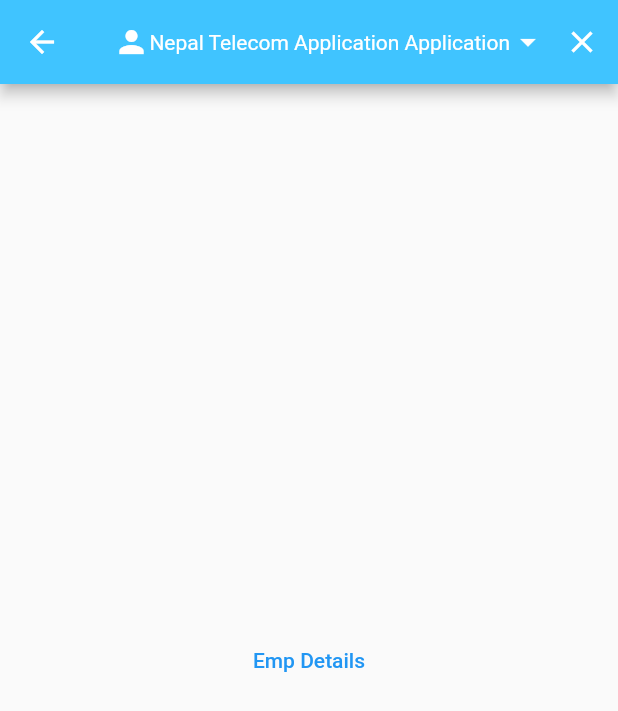
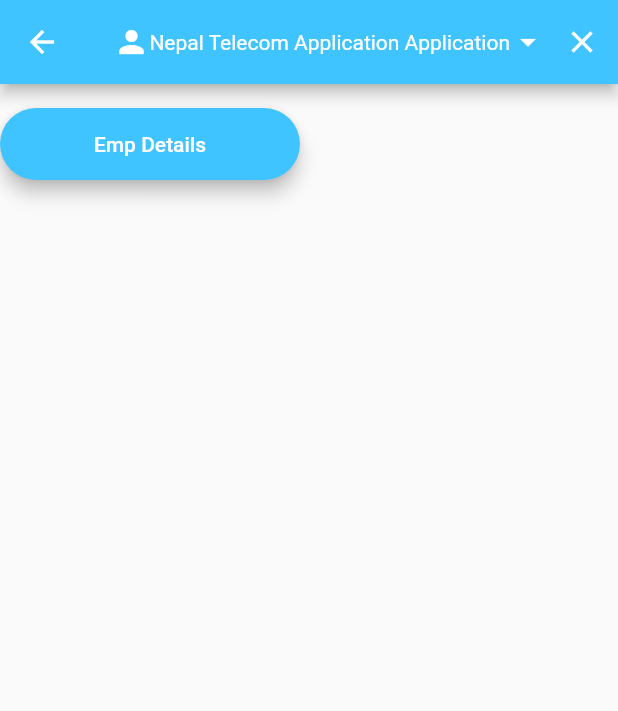
Before and after one commit to susmita-sharma/firebase_database_futter, a Flutter app: the FirstPage screen opened by its route, on a phone screen of 412 x 824 dp. Shown: the top 711 px of the screen. Run offline on Flutter 3.47's test engine with Material 2 defaults, Android fonts, the phone set to English and light mode, and no system bars; our stand-ins replace cloud_firestore, firebase_auth, firebase_core, modal_progress_hud_nsn; accounts and stored records are empty.

Commit message:
it is running now

```diff
--- a/lib/firstpage.dart
+++ b/lib/firstpage.dart
@@ -1,6 +1,8 @@
+import 'package:firebase_database_futter/homepage.dart';
 import 'package:flutter/material.dart';
 import 'topbar.dart';
 import 'package:firebase_auth/firebase_auth.dart';
+import 'Roundedbutton.dart';
 
 User? loggedinUser;
 
@@ -48,9 +50,16 @@
         title: Text('Home Page'),
         backgroundColor: Colors.lightBlueAccent,
       ),
-        body: Center(child: TextButton(onPressed: () {
-          Navigator.pushNamed(context, 'homepage');
-        }, child: Text("Emp Details"), ))
+        body: Column(
+          children: [
+            RoundedButton(
+                colour: Colors.lightBlueAccent,
+                title: 'Emp Details',
+                onPressed: (){
+                  Navigator.pushNamed(context, 'homepage');
+                })
+          ],
+        ),
     );
   }
 }
--- a/lib/loginscreen.dart
+++ b/lib/loginscreen.dart
@@ -82,7 +82,7 @@
                       final user = await _auth.signInWithEmailAndPassword(
                           email: email, password: password);
                       if (user != null) {
-                        Navigator.pushNamed(context, 'home_screen');
+                        Navigator.pushNamed(context, 'first_page');
                       }
                     } catch (e) {
                       print(e);
```
